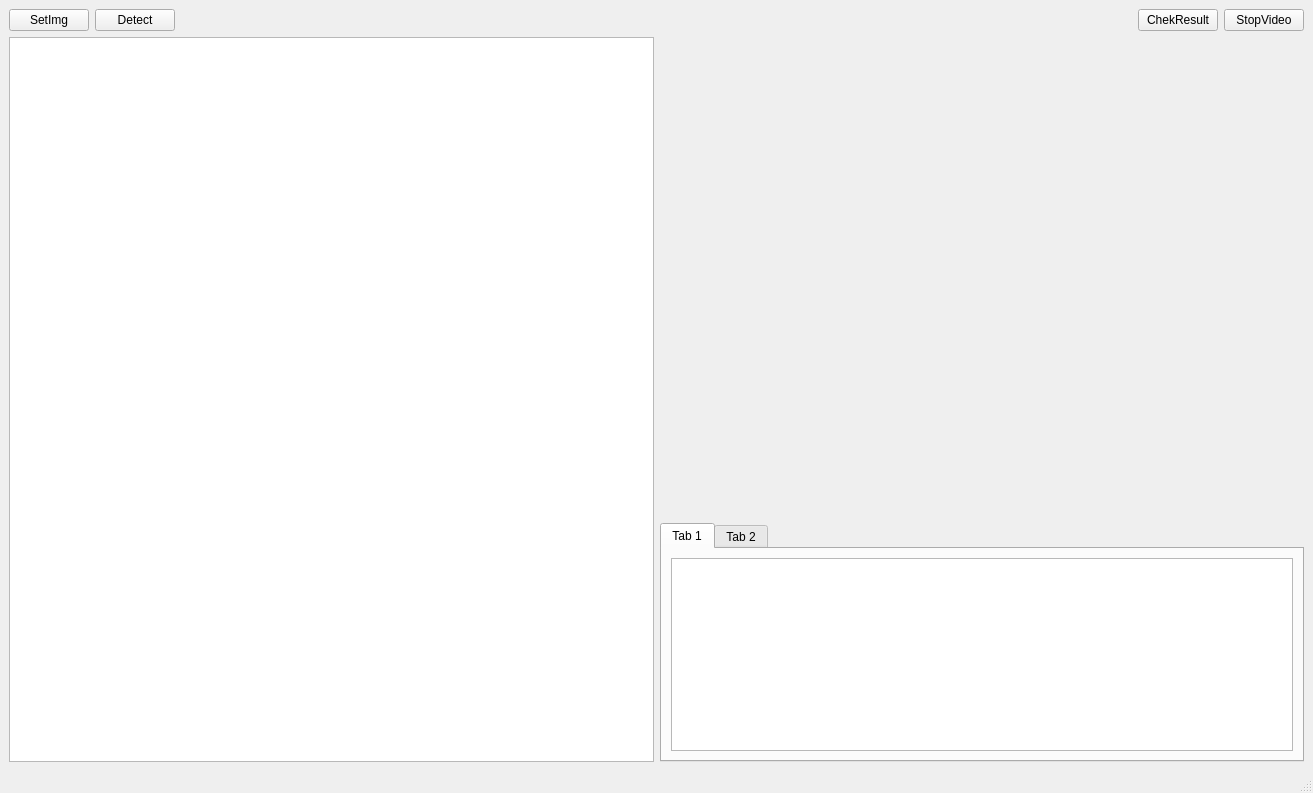
Above: CameraCalibration/mainwindow.ui from VasilevIvanVladimirovich/Camera-calibration-With-OpenCV before the change. Below: the same form after it.
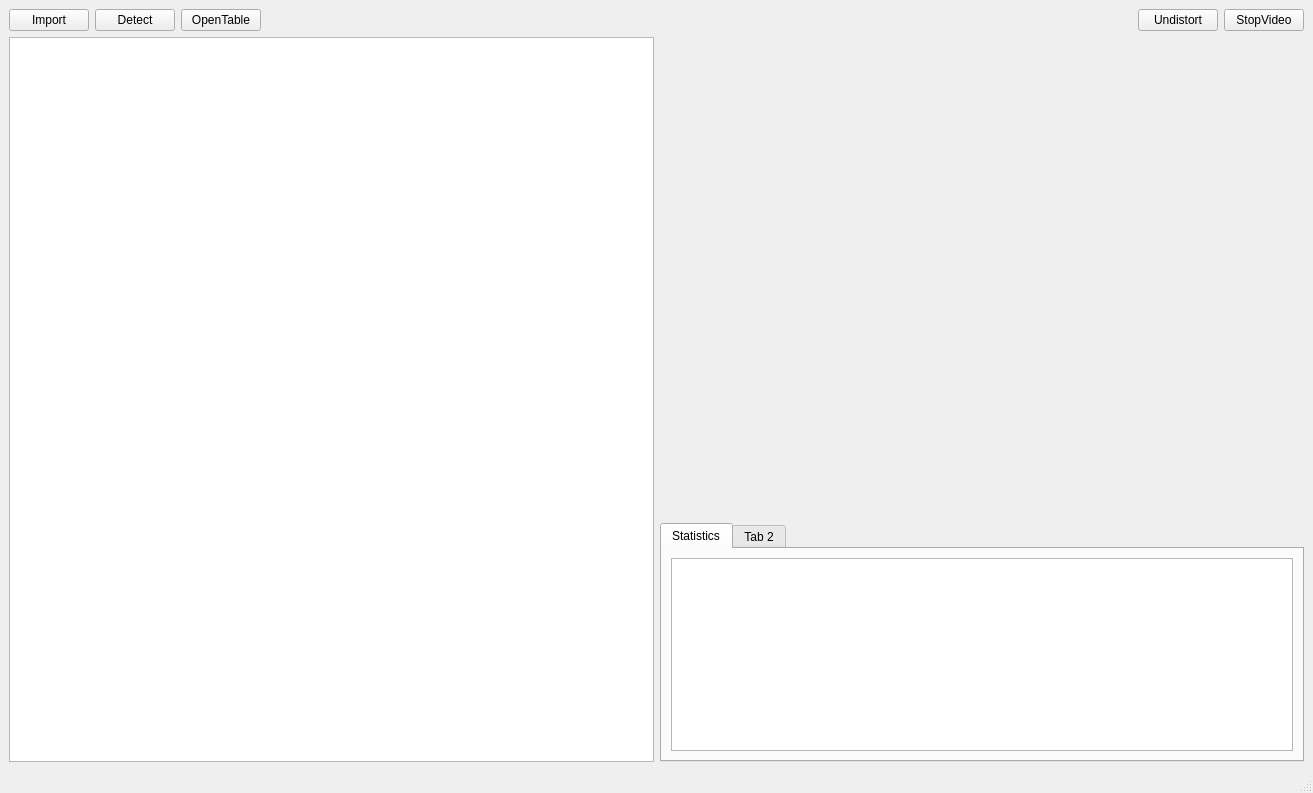
That is the form after the change. The open tabs and pages were chosen to show the change.

Diff of the .ui file:
```diff
--- a/CameraCalibration/mainwindow.ui
+++ b/CameraCalibration/mainwindow.ui
@@ -20,7 +20,7 @@
       <item>
        <widget class="QPushButton" name="btn_setImg">
         <property name="text">
-         <string>SetImg</string>
+         <string>Import</string>
         </property>
        </widget>
       </item>
@@ -31,6 +31,13 @@
         </property>
        </widget>
       </item>
+      <item>
+       <widget class="QPushButton" name="OpenTable">
+        <property name="text">
+         <string>OpenTable</string>
+        </property>
+       </widget>
+      </item>
       <item>
        <spacer name="horizontalSpacer">
         <property name="orientation">
@@ -44,10 +51,30 @@
         </property>
        </spacer>
       </item>
+      <item>
+       <widget class="QLabel" name="labelFileOpen">
+        <property name="text">
+         <string/>
+        </property>
+       </widget>
+      </item>
+      <item>
+       <spacer name="horizontalSpacer_2">
+        <property name="orientation">
+         <enum>Qt::Horizontal</enum>
+        </property>
+        <property name="sizeHint" stdset="0">
+         <size>
+          <width>40</width>
+          <height>20</height>
+         </size>
+        </property>
+       </spacer>
+      </item>
       <item>
        <widget class="QPushButton" name="chekResultInVideoStream">
         <property name="text">
-         <string>ChekResult</string>
+         <string>Undistort</string>
         </property>
        </widget>
       </item>
@@ -93,7 +120,7 @@
           </property>
           <widget class="QWidget" name="tab_3">
            <attribute name="title">
-            <string>Tab 1</string>
+            <string>Statistics</string>
            </attribute>
            <layout class="QVBoxLayout" name="verticalLayout_4">
             <item>
```
Left out of the diff: 2 changed lines with no effect on the pictures.
